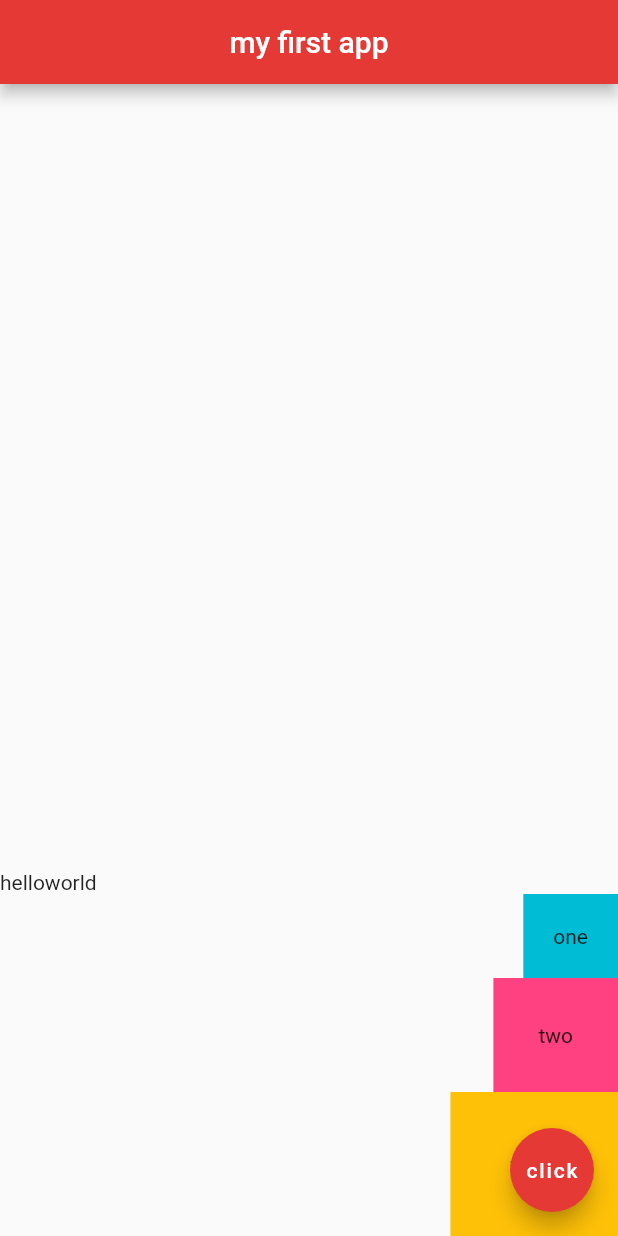
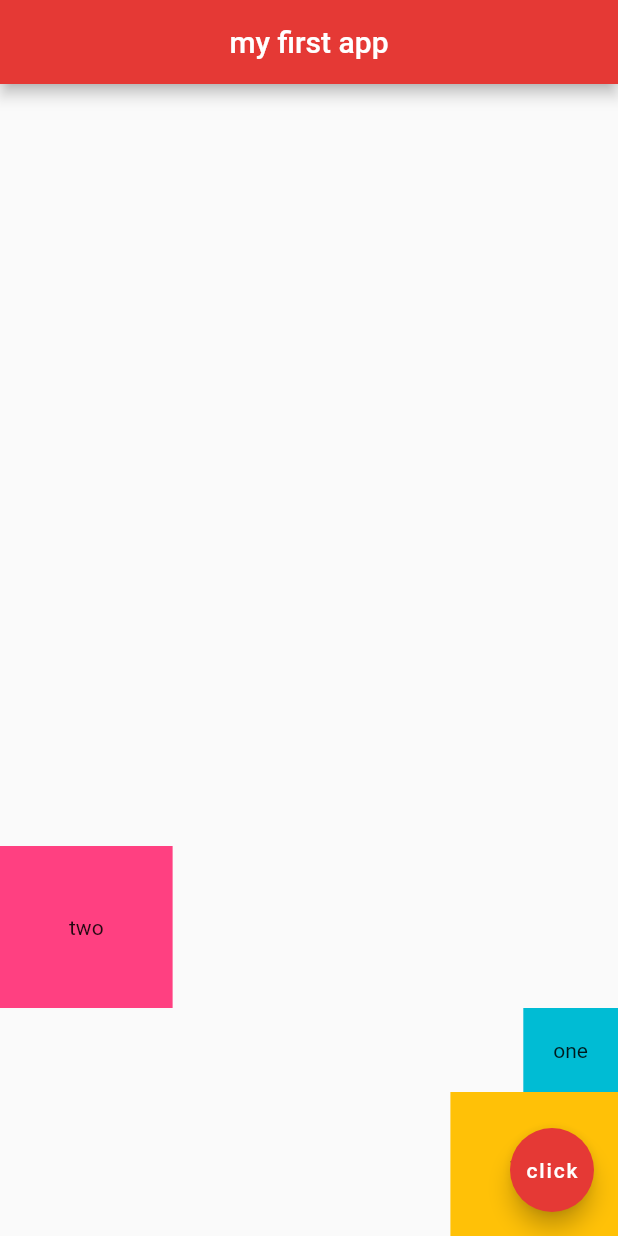
Before and after one commit to okeowosv/world-clock-F101-, a Flutter app: the screen it shows after launch, on a phone screen of 412 x 824 dp. Run offline on Flutter 3.47's test engine with Material 2 defaults, Android fonts, the phone set to English and light mode, and no system bars.

Commit message:
Testing flutter outline and shortcuts

```diff
--- a/lib/main.dart
+++ b/lib/main.dart
@@ -19,19 +19,20 @@ class Home extends StatelessWidget {
         children: [
           Row(
             children: [
-              Text('hello'),
-              Text('world'),
+              Container(
+                padding: EdgeInsets.all(30),
+                color: Colors.pinkAccent,
+                child: Padding(
+                  padding: const EdgeInsets.all(16.0),
+                  child: Text('two'),
+                ),
+              ),
             ],
           ),
           Container(
             padding: EdgeInsets.all(20),
             color: Colors.cyan,
             child: Text('one'),
-          ),
-          Container(
-            padding: EdgeInsets.all(30),
-            color: Colors.pinkAccent,
-            child: Text('two'),
           ),
           Container(
             padding: EdgeInsets.all(40),
```
